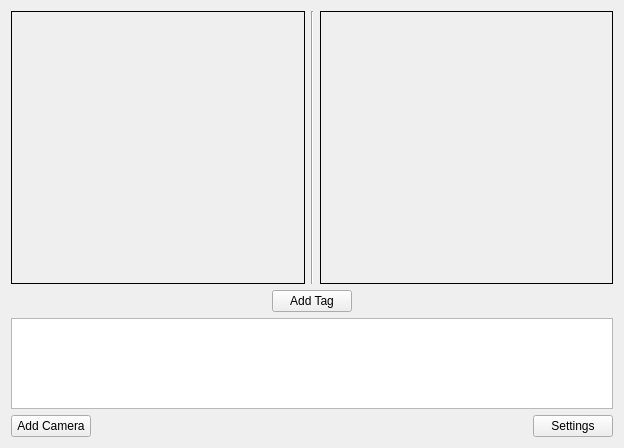
First picture: the form in Observer/videotag.ui, repository Netmisha/observer, before the edit.
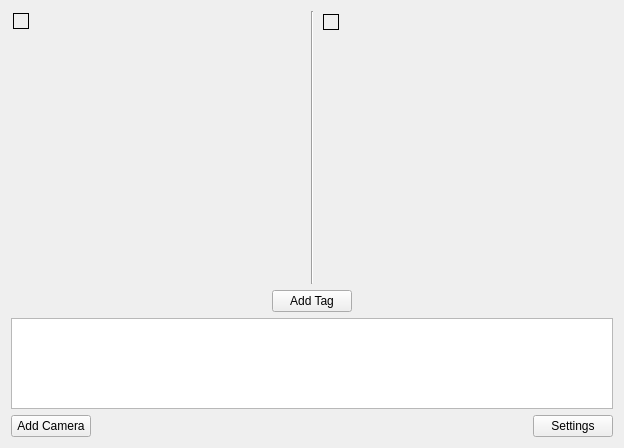
Second picture: the form after the edit. Custom widgets are drawn as their Qt base class.

Commit message: Fixed bugs in video tags

What changed in the file:
```diff
--- a/Observer/videotag.ui
+++ b/Observer/videotag.ui
@@ -19,7 +19,25 @@
      <item>
       <layout class="QHBoxLayout" name="horizontalLayout">
        <item>
-        <widget class="QLabel" name="MainVideo">
+        <widget class="QFrame" name="frame">
+         <property name="frameShape">
+          <enum>QFrame::NoFrame</enum>
+         </property>
+         <property name="frameShadow">
+          <enum>QFrame::Raised</enum>
+         </property>
+         <property name="lineWidth">
+          <number>0</number>
+         </property>
+         <widget class="MyLabel" name="MainVideo">
+          <property name="geometry">
+           <rect>
+            <x>2</x>
+            <y>2</y>
+            <width>16</width>
+            <height>16</height>
+           </rect>
+          </property>
          <property name="sizePolicy">
           <sizepolicy hsizetype="Ignored" vsizetype="Ignored">
            <horstretch>0</horstretch>
@@ -32,6 +50,7 @@
          <property name="text">
           <string/>
          </property>
+         </widget>
         </widget>
        </item>
        <item>
@@ -42,7 +61,25 @@
         </widget>
        </item>
        <item>
+        <widget class="QFrame" name="frame_2">
+         <property name="frameShape">
+          <enum>QFrame::NoFrame</enum>
+         </property>
+         <property name="frameShadow">
+          <enum>QFrame::Raised</enum>
+         </property>
+         <property name="lineWidth">
+          <number>0</number>
+         </property>
         <widget class="QLabel" name="TagVideo">
+          <property name="geometry">
+           <rect>
+            <x>3</x>
+            <y>3</y>
+            <width>16</width>
+            <height>16</height>
+           </rect>
+          </property>
          <property name="sizePolicy">
           <sizepolicy hsizetype="Ignored" vsizetype="Ignored">
            <horstretch>0</horstretch>
@@ -55,6 +92,7 @@
          <property name="text">
           <string/>
          </property>
+         </widget>
         </widget>
        </item>
       </layout>
@@ -134,6 +172,13 @@
    </item>
   </layout>
  </widget>
+ <customwidgets>
+  <customwidget>
+   <class>MyLabel</class>
+   <extends>QLabel</extends>
+   <header>mylabel.h</header>
+  </customwidget>
+ </customwidgets>
  <resources/>
  <connections/>
 </ui>
```
Lines whose indentation alone changed are shown as unchanged. The commit also changes 16 other files.
